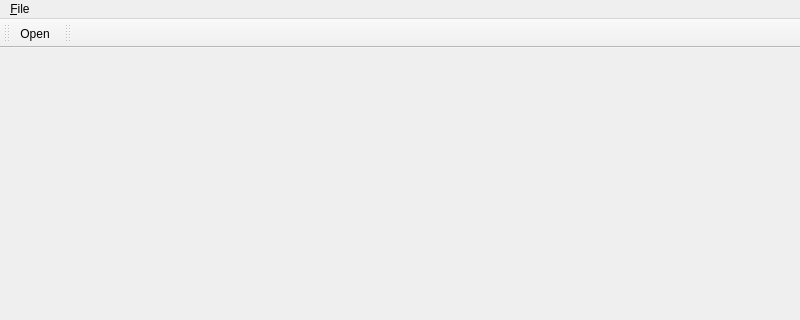
Above: vvMainWindow.ui from Kitware/VeloView before the change; both pictures show x 0 to 800 and y 0 to 320 of the 800 by 600 pixel window. Below: the same form after it.
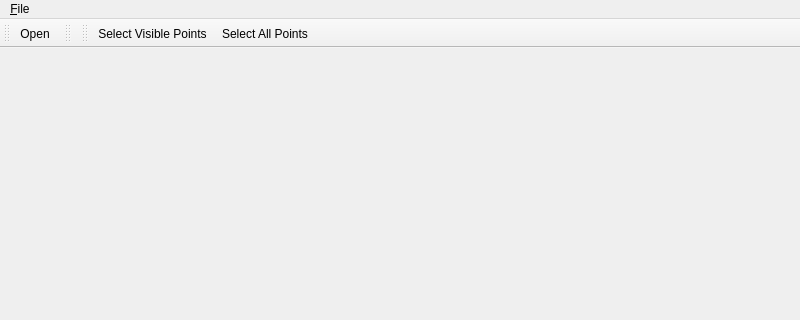
That is the form after the change. Icons and pictures are not drawn. Custom widgets are drawn as their Qt base class.

Commit message:
Adding support to make point selections.
Added new vvSelectionReaction that handles selections.

```diff
--- a/vvMainWindow.ui
+++ b/vvMainWindow.ui
@@ -60,6 +60,19 @@
     <bool>false</bool>
    </attribute>
   </widget>
+  <widget class="QToolBar" name="selectionToolBar">
+   <property name="windowTitle">
+    <string>Selection Controls</string>
+   </property>
+   <attribute name="toolBarArea">
+    <enum>TopToolBarArea</enum>
+   </attribute>
+   <attribute name="toolBarBreak">
+    <bool>false</bool>
+   </attribute>
+   <addaction name="actionSelect_Visible_Points"/>
+   <addaction name="actionSelect_All_Points"/>
+  </widget>
   <action name="actionE_xit">
    <property name="text">
     <string>E&amp;xit</string>
@@ -83,6 +96,30 @@
     <string>Open Data File</string>
    </property>
   </action>
+  <action name="actionSelect_Visible_Points">
+   <property name="icon">
+    <iconset resource="vvResources.qrc">
+     <normaloff>:/vvResources/Icons/pqSurfaceSelectionPoint24.png</normaloff>:/vvResources/Icons/pqSurfaceSelectionPoint24.png</iconset>
+   </property>
+   <property name="text">
+    <string>Select Visible Points</string>
+   </property>
+   <property name="toolTip">
+    <string>Select Visible Points (s)</string>
+   </property>
+  </action>
+  <action name="actionSelect_All_Points">
+   <property name="icon">
+    <iconset resource="vvResources.qrc">
+     <normaloff>:/vvResources/Icons/pqFrustumSelectionPoint24.png</normaloff>:/vvResources/Icons/pqFrustumSelectionPoint24.png</iconset>
+   </property>
+   <property name="text">
+    <string>Select All Points</string>
+   </property>
+   <property name="toolTip">
+    <string>Select All Points</string>
+   </property>
+  </action>
  </widget>
  <customwidgets>
   <customwidget>
```
Left out of the diff: 6 changed lines with no effect on the pictures. The commit also changes 7 other files.
